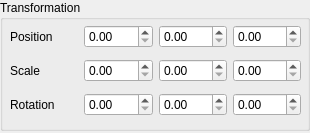
This is intern/src/editor_gui/edit_inspector_transformation.ui in swantmon/saltwater as Qt 5 draws it before an edit. The edited form follows.
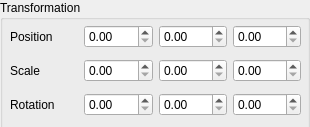
This is the edited form.

The edit to the form file:
```diff
--- a/intern/src/editor_gui/edit_inspector_transformation.ui
+++ b/intern/src/editor_gui/edit_inspector_transformation.ui
@@ -7,7 +7,7 @@
     <x>0</x>
     <y>0</y>
     <width>310</width>
-    <height>133</height>
+    <height>127</height>
    </rect>
   </property>
   <property name="windowTitle">
```
Left out of the diff: 160 changed lines with no effect on the pictures. Lines whose indentation alone changed are shown as unchanged.
